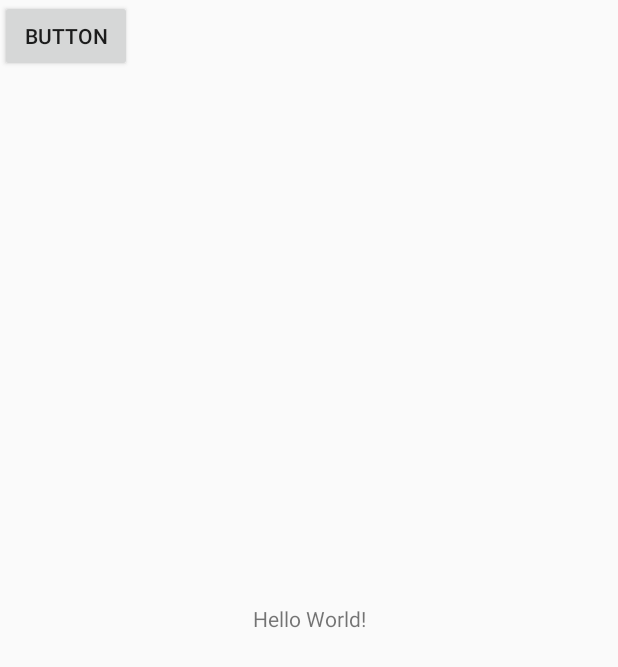
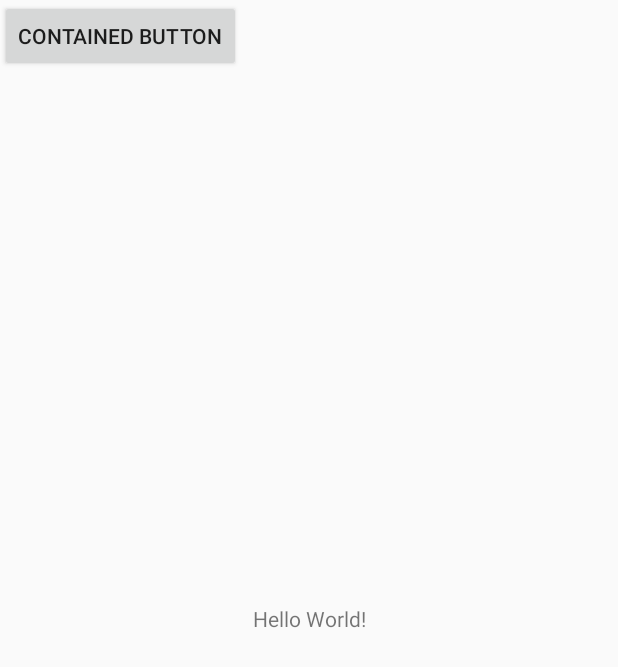
Before and after one commit to ltwang03/hres-management, an Android app: the screen it shows after launch (IntroActivity), on a phone screen of 412 x 824 dp. Shown: the top 667 px of the screen. Run offline under Robolectric (Android 15) with nearby library versions, the phone set to English and light mode, and no system bars.

Commit message:
migrate androidX and config library

```diff
--- a/app/src/main/java/edu/huflit/hres_management/IntroActivity.java
+++ b/app/src/main/java/edu/huflit/hres_management/IntroActivity.java
@@ -1,6 +1,6 @@
 package edu.huflit.hres_management;
 
-import android.support.v7.app.AppCompatActivity;
+import androidx.appcompat.app.AppCompatActivity;
 import android.os.Bundle;
 
 public class IntroActivity extends AppCompatActivity {
--- a/app/src/main/java/edu/huflit/hres_management/LoginActivity.java
+++ b/app/src/main/java/edu/huflit/hres_management/LoginActivity.java
@@ -1,6 +1,6 @@
 package edu.huflit.hres_management;
 
-import android.support.v7.app.AppCompatActivity;
+import androidx.appcompat.app.AppCompatActivity;
 import android.os.Bundle;
 
 public class LoginActivity extends AppCompatActivity {
--- a/app/src/main/java/edu/huflit/hres_management/RegisterActivity.java
+++ b/app/src/main/java/edu/huflit/hres_management/RegisterActivity.java
@@ -1,6 +1,6 @@
 package edu.huflit.hres_management;
 
-import android.support.v7.app.AppCompatActivity;
+import androidx.appcompat.app.AppCompatActivity;
 import android.os.Bundle;
 
 public class RegisterActivity extends AppCompatActivity {
--- a/app/src/main/res/layout/activity_intro.xml
+++ b/app/src/main/res/layout/activity_intro.xml
@@ -1,5 +1,5 @@
 <?xml version="1.0" encoding="utf-8"?>
-<android.support.constraint.ConstraintLayout xmlns:android="http://schemas.android.com/apk/res/android"
+<androidx.constraintlayout.widget.ConstraintLayout xmlns:android="http://schemas.android.com/apk/res/android"
     xmlns:app="http://schemas.android.com/apk/res-auto"
     xmlns:tools="http://schemas.android.com/tools"
     android:layout_width="match_parent"
@@ -18,10 +18,12 @@
         app:layout_constraintTop_toTopOf="parent" />
 
     <Button
-        android:id="@+id/btnChange"
+        android:id="@+id/containedButton"
         android:layout_width="wrap_content"
         android:layout_height="wrap_content"
-        android:text="Button" />
+        android:text="Contained button"
+        />
 
 
-</android.support.constraint.ConstraintLayout>
+
+</androidx.constraintlayout.widget.ConstraintLayout>
--- a/app/src/main/res/layout/activity_login.xml
+++ b/app/src/main/res/layout/activity_login.xml
@@ -1,9 +1,9 @@
 <?xml version="1.0" encoding="utf-8"?>
-<android.support.constraint.ConstraintLayout xmlns:android="http://schemas.android.com/apk/res/android"
+<androidx.constraintlayout.widget.ConstraintLayout xmlns:android="http://schemas.android.com/apk/res/android"
     xmlns:app="http://schemas.android.com/apk/res-auto"
     xmlns:tools="http://schemas.android.com/tools"
     android:layout_width="match_parent"
     android:layout_height="match_parent"
     tools:context=".LoginActivity">
 
-</android.support.constraint.ConstraintLayout>
+</androidx.constraintlayout.widget.ConstraintLayout>
--- a/app/src/main/res/layout/activity_register.xml
+++ b/app/src/main/res/layout/activity_register.xml
@@ -1,9 +1,9 @@
 <?xml version="1.0" encoding="utf-8"?>
-<android.support.constraint.ConstraintLayout xmlns:android="http://schemas.android.com/apk/res/android"
+<androidx.constraintlayout.widget.ConstraintLayout xmlns:android="http://schemas.android.com/apk/res/android"
     xmlns:app="http://schemas.android.com/apk/res-auto"
     xmlns:tools="http://schemas.android.com/tools"
     android:layout_width="match_parent"
     android:layout_height="match_parent"
     tools:context=".RegisterActivity">
 
-</android.support.constraint.ConstraintLayout>
+</androidx.constraintlayout.widget.ConstraintLayout>
--- a/gradle.properties
+++ b/gradle.properties
@@ -15,3 +15,5 @@ org.gradle.jvmargs=-Xmx2048m -Dfile.encoding=UTF-8
 # resources declared in the library itself and none from the library's dependencies,
 # thereby reducing the size of the R class for that library
 android.nonTransitiveRClass=true
+android.useAndroidX=true
+android.enableJetifier=true
```
Also changed, not shown: app/build.gradle (+8 -7 lines), 1 other file.
